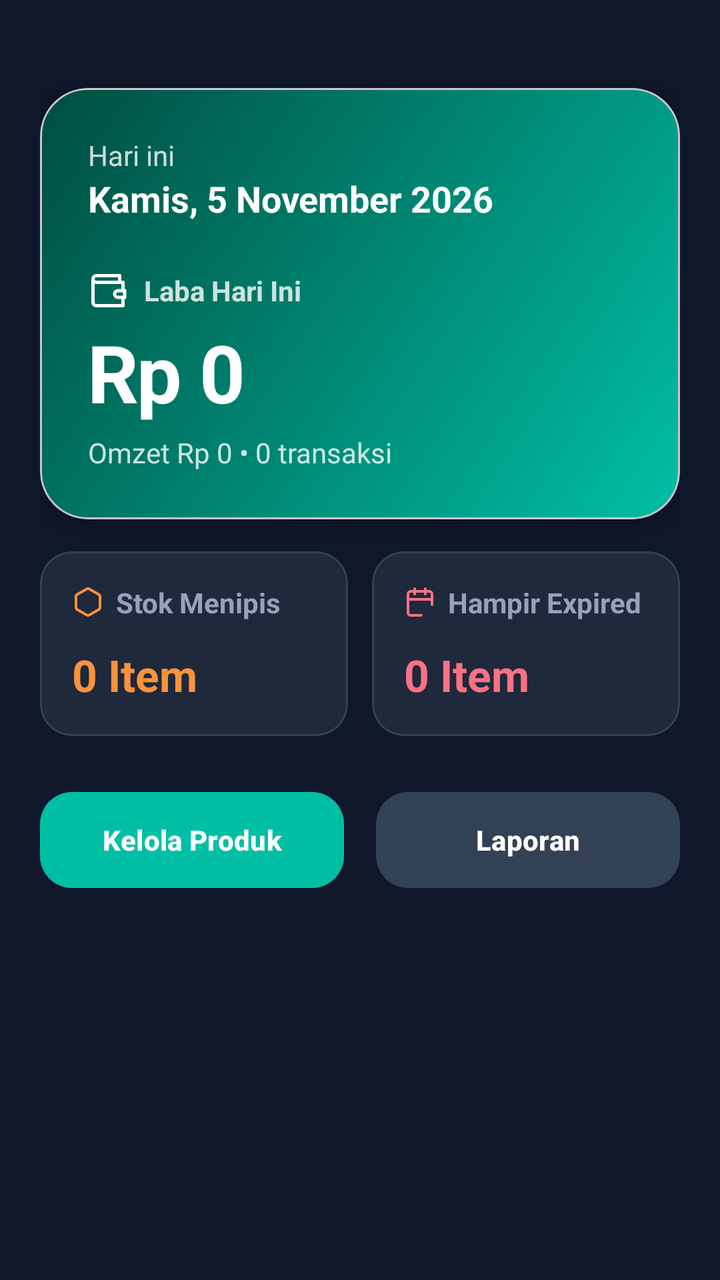
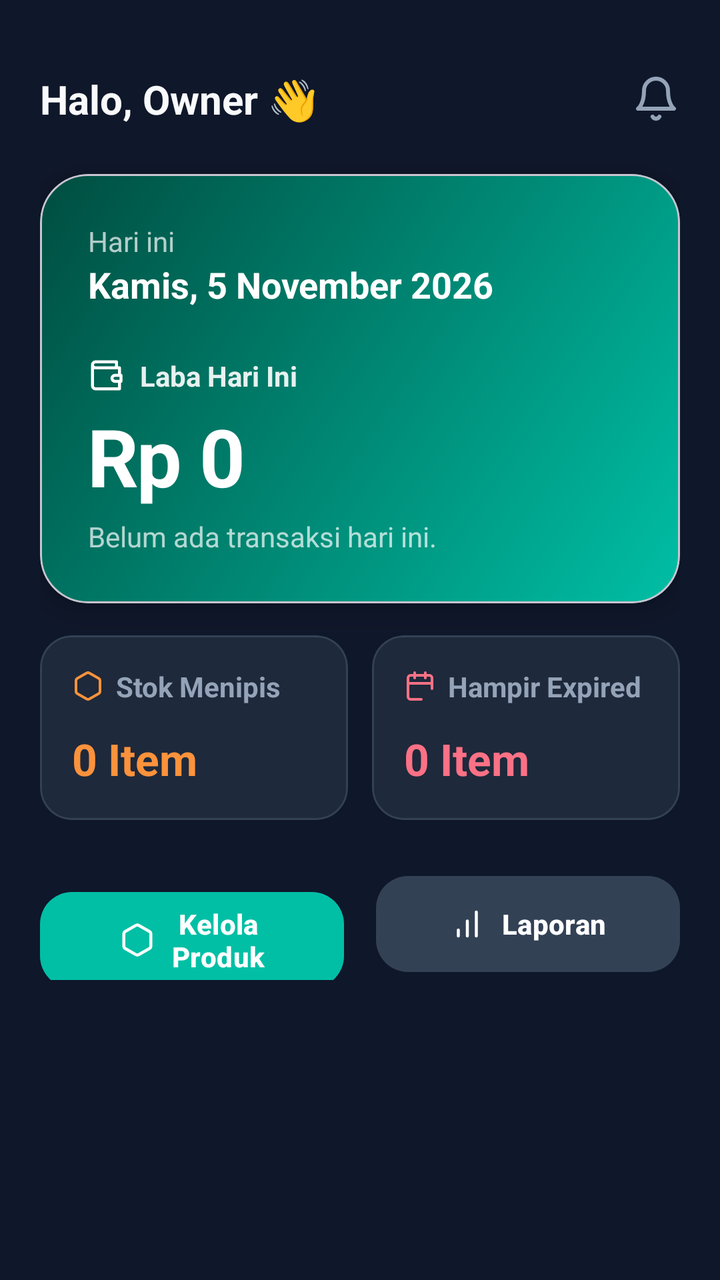

Before-and-after screenshots of an Android layout around one commit, followed by the original layout XML and the change that was made.
<!-- AndroidManifest.xml: application theme Theme.Material3.DayNight.NoActionBar -->
<!-- res/layout/activity_dashboard.xml -->
<?xml version="1.0" encoding="utf-8"?>
<ScrollView xmlns:android="http://schemas.android.com/apk/res/android"
    xmlns:app="http://schemas.android.com/apk/res-auto"
    android:layout_width="match_parent"
    android:layout_height="match_parent"
    android:background="#0F172A"
    android:fillViewport="true">

    <LinearLayout
        android:layout_width="match_parent"
        android:layout_height="wrap_content"
        android:orientation="vertical"
        android:padding="20dp">

        
        <com.google.android.material.card.MaterialCardView
            android:layout_width="match_parent"
            android:layout_height="wrap_content"
            app:cardBackgroundColor="@android:color/transparent"
            app:cardCornerRadius="24dp"
            app:cardElevation="8dp"
            android:layout_marginTop="24dp">

            <LinearLayout
                android:layout_width="match_parent"
                android:layout_height="wrap_content"
                android:background="@drawable/bg_hero_gradient"
                android:orientation="vertical"
                android:padding="24dp">

                
                <LinearLayout
                    android:layout_width="wrap_content"
                    android:layout_height="wrap_content"
                    android:orientation="vertical"
                    android:layout_marginBottom="24dp">
                    <TextView
                        android:layout_width="wrap_content"
                        android:layout_height="wrap_content"
                        android:text="Hari ini"
                        android:textColor="#CCFFFFFF"
                        android:textSize="14sp" />
                    <TextView
                        android:id="@+id/tvDate"
                        android:layout_width="wrap_content"
                        android:layout_height="wrap_content"
                        android:text="Kamis, 5 November 2026"
                        android:textColor="#FFFFFF"
                        android:textSize="18sp"
                        android:textStyle="bold" />
                </LinearLayout>

                
                <LinearLayout
                    android:layout_width="wrap_content"
                    android:layout_height="wrap_content"
                    android:orientation="horizontal"
                    android:gravity="center_vertical">
                    
                    <ImageView
                        android:layout_width="20dp"
                        android:layout_height="20dp"
                        android:src="@drawable/ic_lucide_wallet"
                        app:tint="#FFFFFF"
                        android:layout_marginEnd="8dp" />

                    <TextView
                        android:layout_width="wrap_content"
                        android:layout_height="wrap_content"
                        android:text="Laba Hari Ini"
                        android:textColor="#CCFFFFFF"
                        android:textSize="14sp"
                        android:textStyle="bold" />
                </LinearLayout>

                <TextView
                    android:id="@+id/tvProfit"
                    android:layout_width="wrap_content"
                    android:layout_height="wrap_content"
                    android:text="Rp 0"
                    android:textColor="#FFFFFF"
                    android:textSize="40sp"
                    android:textStyle="bold"
                    android:letterSpacing="-0.02"
                    android:layout_marginTop="4dp" />

                <TextView
                    android:id="@+id/tvSubInfo"
                    android:layout_width="wrap_content"
                    android:layout_height="wrap_content"
                    android:text="Omzet Rp 0 • 0 transaksi"
                    android:textColor="#CCFFFFFF"
                    android:textSize="14sp"
                    android:layout_marginTop="4dp" />

            </LinearLayout>
        </com.google.android.material.card.MaterialCardView>

        
        <GridLayout
            android:layout_width="match_parent"
            android:layout_height="wrap_content"
            android:columnCount="2"
            android:rowCount="1"
            android:layout_marginTop="16dp">

            
            <com.google.android.material.card.MaterialCardView
                android:layout_width="0dp"
                android:layout_height="wrap_content"
                android:layout_columnWeight="1"
                android:layout_marginEnd="6dp"
                app:cardBackgroundColor="#1E293B"
                app:cardCornerRadius="16dp"
                app:cardElevation="0dp"
                app:strokeColor="#334155"
                app:strokeWidth="1dp">
                <LinearLayout
                    android:layout_width="match_parent"
                    android:layout_height="wrap_content"
                    android:orientation="vertical"
                    android:padding="16dp">
                    
                    <LinearLayout
                        android:layout_width="wrap_content"
                        android:layout_height="wrap_content"
                        android:orientation="horizontal"
                        android:gravity="center_vertical">
                        <ImageView
                            android:layout_width="16dp"
                            android:layout_height="16dp"
                            android:src="@drawable/ic_lucide_box"
                            android:layout_marginEnd="6dp" />
                        <TextView
                            android:layout_width="wrap_content"
                            android:layout_height="wrap_content"
                            android:text="Stok Menipis"
                            android:textColor="#94A3B8"
                            android:textSize="14sp"
                            android:textStyle="bold" />
                    </LinearLayout>

                    <TextView
                        android:id="@+id/tvLowStock"
                        android:layout_width="wrap_content"
                        android:layout_height="wrap_content"
                        android:text="0 Item"
                        android:textColor="#FB923C"
                        android:textSize="22sp"
                        android:textStyle="bold"
                        android:layout_marginTop="12dp" />
                </LinearLayout>
            </com.google.android.material.card.MaterialCardView>

            
            <com.google.android.material.card.MaterialCardView
                android:layout_width="0dp"
                android:layout_height="wrap_content"
                android:layout_columnWeight="1"
                android:layout_marginStart="6dp"
                app:cardBackgroundColor="#1E293B"
                app:cardCornerRadius="16dp"
                app:cardElevation="0dp"
                app:strokeColor="#334155"
                app:strokeWidth="1dp">
                <LinearLayout
                    android:layout_width="match_parent"
                    android:layout_height="wrap_content"
                    android:orientation="vertical"
                    android:padding="16dp">
                    
                    <LinearLayout
                        android:layout_width="wrap_content"
                        android:layout_height="wrap_content"
                        android:orientation="horizontal"
                        android:gravity="center_vertical">
                        <ImageView
                            android:layout_width="16dp"
                            android:layout_height="16dp"
                            android:src="@drawable/ic_lucide_calendar"
                            android:layout_marginEnd="6dp" />
                        <TextView
                            android:layout_width="wrap_content"
                            android:layout_height="wrap_content"
                            android:text="Hampir Expired"
                            android:textColor="#94A3B8"
                            android:textSize="14sp"
                            android:textStyle="bold" />
                    </LinearLayout>

                    <TextView
                        android:id="@+id/tvExpired"
                        android:layout_width="wrap_content"
                        android:layout_height="wrap_content"
                        android:text="0 Item"
                        android:textColor="#FB7185"
                        android:textSize="22sp"
                        android:textStyle="bold"
                        android:layout_marginTop="12dp" />
                </LinearLayout>
            </com.google.android.material.card.MaterialCardView>
        </GridLayout>

        
        <LinearLayout
            android:layout_width="match_parent"
            android:layout_height="wrap_content"
            android:orientation="horizontal"
            android:layout_marginTop="24dp">

            <com.google.android.material.button.MaterialButton
                android:id="@+id/btnManageProducts"
                android:layout_width="0dp"
                android:layout_height="56dp"
                android:layout_weight="1"
                android:layout_marginEnd="8dp"
                android:text="Kelola Produk"
                android:textColor="#FFFFFF"
                android:textSize="14sp"
                android:textStyle="bold"
                app:backgroundTint="#00BFA5"
                app:cornerRadius="16dp" />

            <com.google.android.material.button.MaterialButton
                android:layout_width="0dp"
                android:layout_height="56dp"
                android:layout_weight="1"
                android:layout_marginStart="8dp"
                android:text="Laporan"
                android:textColor="#FFFFFF"
                android:textSize="14sp"
                android:textStyle="bold"
                app:backgroundTint="#334155"
                app:cornerRadius="16dp" />
        </LinearLayout>

    </LinearLayout>
</ScrollView>
<!-- resources referenced by this layout -->
<resources>
  <!-- drawable bg_hero_gradient (drawable) -->
  <?xml version="1.0" encoding="utf-8"?>
  <shape xmlns:android="http://schemas.android.com/apk/res/android" android:shape="rectangle">
      <gradient android:startColor="#00BFA5" android:endColor="#004D40" android:angle="135" />
      <corners android:radius="24dp" />
  </shape>
  <!-- drawable ic_lucide_box (drawable) -->
  <vector xmlns:android="http://schemas.android.com/apk/res/android" android:width="24dp" android:height="24dp" android:viewportWidth="24" android:viewportHeight="24">
    <path android:strokeColor="#FB923C" android:strokeWidth="2" android:strokeLineCap="round" android:strokeLineJoin="round" android:pathData="M21 16V8a2 2 0 0 0-1-1.73l-7-4a2 2 0 0 0-2 0l-7 4A2 2 0 0 0 3 8v8a2 2 0 0 0 1 1.73l7 4a2 2 0 0 0 2 0l7-4A2 2 0 0 0 21 16z"/>
  </vector>
  <!-- drawable ic_lucide_calendar (drawable) -->
  <vector xmlns:android="http://schemas.android.com/apk/res/android" android:width="24dp" android:height="24dp" android:viewportWidth="24" android:viewportHeight="24">
    <path android:strokeColor="#FB7185" android:strokeWidth="2" android:strokeLineCap="round" android:strokeLineJoin="round" android:pathData="M8 2v4M16 2v4M3 10h18M21 14V6a2 2 0 0 0-2-2H5a2 2 0 0 0-2 2v14a2 2 0 0 0 2 2h8"/>
  </vector>
  <!-- drawable ic_lucide_wallet (drawable) -->
  <vector xmlns:android="http://schemas.android.com/apk/res/android" android:width="24dp" android:height="24dp" android:viewportWidth="24" android:viewportHeight="24">
    <path android:strokeColor="#00BFA5" android:strokeWidth="2" android:strokeLineCap="round" android:strokeLineJoin="round" android:pathData="M21 12V7H5a2 2 0 0 1 0-4h14v4M3 5v14a2 2 0 0 0 2 2h16v-5M18 12a2 2 0 0 0 0 4h4v-4Z"/>
  </vector>
</resources>

<!-- the commit's change to res/layout/activity_dashboard.xml (unified diff, before → after) -->
@@ -13,13 +13,36 @@
         android:padding="20dp">
 
         
+        <LinearLayout
+            android:layout_width="match_parent"
+            android:layout_height="wrap_content"
+            android:orientation="horizontal"
+            android:gravity="center_vertical"
+            android:layout_marginTop="16dp"
+            android:layout_marginBottom="24dp">
+
+            <TextView
+                android:layout_width="0dp"
+                android:layout_height="wrap_content"
+                android:layout_weight="1"
+                android:text="Halo, Owner 👋"
+                android:textColor="#F8FAFC"
+                android:textSize="20sp"
+                android:textStyle="bold" />
+
+            <ImageView
+                android:layout_width="24dp"
+                android:layout_height="24dp"
+                android:src="@drawable/ic_lucide_bell" />
+        </LinearLayout>
+
+        
         <com.google.android.material.card.MaterialCardView
             android:layout_width="match_parent"
             android:layout_height="wrap_content"
             app:cardBackgroundColor="@android:color/transparent"
             app:cardCornerRadius="24dp"
-            app:cardElevation="8dp"
-            android:layout_marginTop="24dp">
+            app:cardElevation="8dp">
 
             <LinearLayout
                 android:layout_width="match_parent"
@@ -38,7 +61,7 @@
                         android:layout_width="wrap_content"
                         android:layout_height="wrap_content"
                         android:text="Hari ini"
-                        android:textColor="#CCFFFFFF"
+                        android:textColor="#B3FFFFFF"
                         android:textSize="14sp" />
                     <TextView
                         android:id="@+id/tvDate"
@@ -58,8 +81,8 @@
                     android:gravity="center_vertical">
                     
                     <ImageView
-                        android:layout_width="20dp"
-                        android:layout_height="20dp"
+                        android:layout_width="18dp"
+                        android:layout_height="18dp"
                         android:src="@drawable/ic_lucide_wallet"
                         app:tint="#FFFFFF"
                         android:layout_marginEnd="8dp" />
@@ -68,11 +91,12 @@
                         android:layout_width="wrap_content"
                         android:layout_height="wrap_content"
                         android:text="Laba Hari Ini"
-                        android:textColor="#CCFFFFFF"
+                        android:textColor="#E6FFFFFF"
                         android:textSize="14sp"
                         android:textStyle="bold" />
                 </LinearLayout>
 
+                
                 <TextView
                     android:id="@+id/tvProfit"
                     android:layout_width="wrap_content"
@@ -84,12 +108,13 @@
                     android:letterSpacing="-0.02"
                     android:layout_marginTop="4dp" />
 
+                
                 <TextView
                     android:id="@+id/tvSubInfo"
                     android:layout_width="wrap_content"
                     android:layout_height="wrap_content"
-                    android:text="Omzet Rp 0 • 0 transaksi"
-                    android:textColor="#CCFFFFFF"
+                    android:text="Belum ada transaksi hari ini."
+                    android:textColor="#B3FFFFFF"
                     android:textSize="14sp"
                     android:layout_marginTop="4dp" />
 
@@ -219,7 +244,10 @@
                 android:textSize="14sp"
                 android:textStyle="bold"
                 app:backgroundTint="#00BFA5"
-                app:cornerRadius="16dp" />
+                app:cornerRadius="16dp"
+                app:icon="@drawable/ic_lucide_box"
+                app:iconTint="#FFFFFF"
+                app:iconGravity="textStart" />
 
             <com.google.android.material.button.MaterialButton
                 android:layout_width="0dp"
@@ -231,7 +259,10 @@
                 android:textSize="14sp"
                 android:textStyle="bold"
                 app:backgroundTint="#334155"
-                app:cornerRadius="16dp" />
+                app:cornerRadius="16dp"
+                app:icon="@drawable/ic_lucide_chart"
+                app:iconTint="#FFFFFF"
+                app:iconGravity="textStart" />
         </LinearLayout>
 
     </LinearLayout>
<!-- resource entries referenced after the edit -->
@@ -6,6 +6,10 @@
       <gradient android:startColor="#00BFA5" android:endColor="#004D40" android:angle="135" />
       <corners android:radius="24dp" />
   </shape>
+  <!-- drawable ic_lucide_bell (drawable) -->
+  <vector xmlns:android="http://schemas.android.com/apk/res/android" android:width="24dp" android:height="24dp" android:viewportWidth="24" android:viewportHeight="24">
+    <path android:strokeColor="#94A3B8" android:strokeWidth="2" android:strokeLineCap="round" android:strokeLineJoin="round" android:pathData="M6 8a6 6 0 0 1 12 0c0 7 3 9 3 9H3s3-2 3-9M10.3 21a1.94 1.94 0 0 0 3.4 0"/>
+  </vector>
   <!-- drawable ic_lucide_box (drawable) -->
   <vector xmlns:android="http://schemas.android.com/apk/res/android" android:width="24dp" android:height="24dp" android:viewportWidth="24" android:viewportHeight="24">
     <path android:strokeColor="#FB923C" android:strokeWidth="2" android:strokeLineCap="round" android:strokeLineJoin="round" android:pathData="M21 16V8a2 2 0 0 0-1-1.73l-7-4a2 2 0 0 0-2 0l-7 4A2 2 0 0 0 3 8v8a2 2 0 0 0 1 1.73l7 4a2 2 0 0 0 2 0l7-4A2 2 0 0 0 21 16z"/>
@@ -14,6 +18,10 @@
   <vector xmlns:android="http://schemas.android.com/apk/res/android" android:width="24dp" android:height="24dp" android:viewportWidth="24" android:viewportHeight="24">
     <path android:strokeColor="#FB7185" android:strokeWidth="2" android:strokeLineCap="round" android:strokeLineJoin="round" android:pathData="M8 2v4M16 2v4M3 10h18M21 14V6a2 2 0 0 0-2-2H5a2 2 0 0 0-2 2v14a2 2 0 0 0 2 2h8"/>
   </vector>
+  <!-- drawable ic_lucide_chart (drawable) -->
+  <vector xmlns:android="http://schemas.android.com/apk/res/android" android:width="24dp" android:height="24dp" android:viewportWidth="24" android:viewportHeight="24">
+    <path android:strokeColor="#FFFFFF" android:strokeWidth="2" android:strokeLineCap="round" android:strokeLineJoin="round" android:pathData="M12 20V10M18 20V4M6 20v-4"/>
+  </vector>
   <!-- drawable ic_lucide_wallet (drawable) -->
   <vector xmlns:android="http://schemas.android.com/apk/res/android" android:width="24dp" android:height="24dp" android:viewportWidth="24" android:viewportHeight="24">
     <path android:strokeColor="#00BFA5" android:strokeWidth="2" android:strokeLineCap="round" android:strokeLineJoin="round" android:pathData="M21 12V7H5a2 2 0 0 1 0-4h14v4M3 5v14a2 2 0 0 0 2 2h16v-5M18 12a2 2 0 0 0 0 4h4v-4Z"/>
